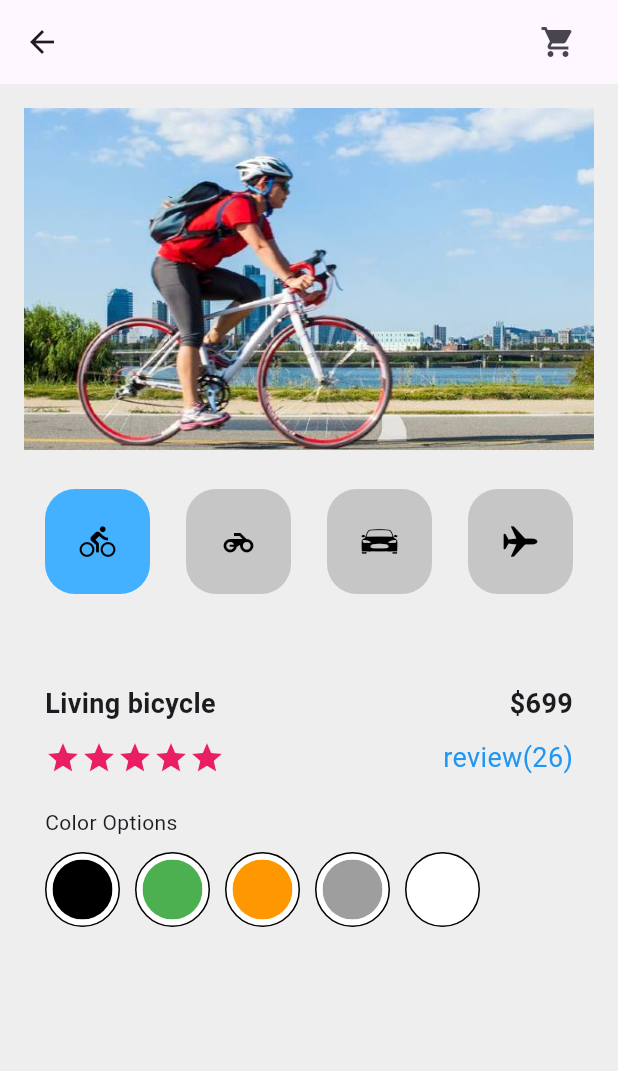
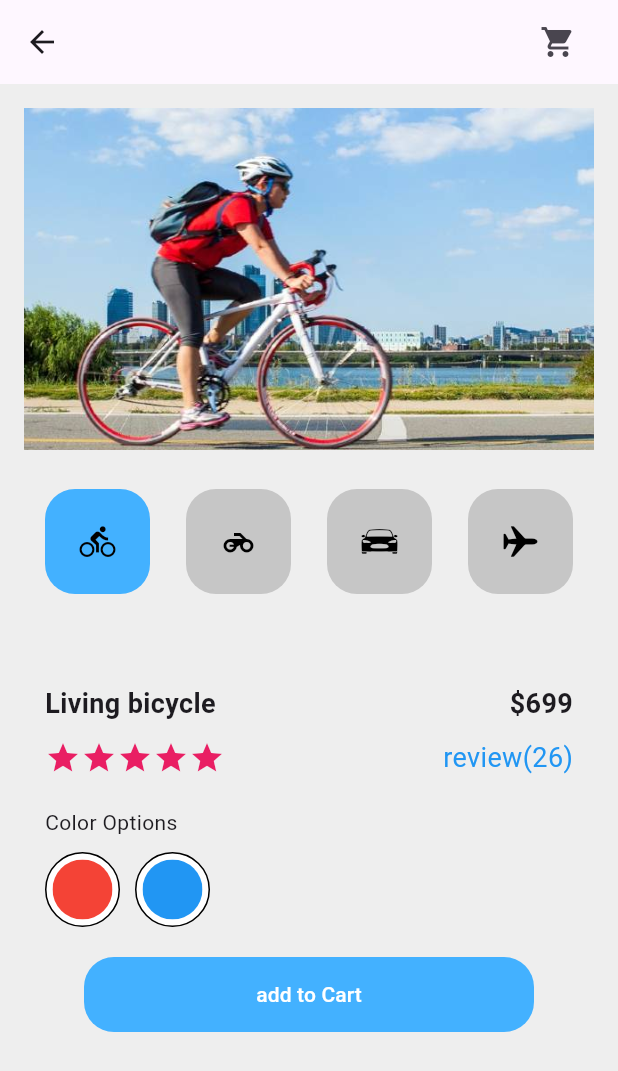
Before and after one commit to Choisj01/Flutter-PJ-CSJ, a Flutter app: the screen it shows after launch, on a phone screen of 412 x 824 dp. Shown: the top 1071 px of the screen. Run offline on Flutter 3.47's test engine with Material 3 defaults, Android fonts, the phone set to English and light mode, and no system bars; our stand-ins replace flutter_svg.

Commit message:
Update cart_detail.dart

```diff
--- a/03.플러터PJ/app_05_cart/lib/components/cart_detail.dart
+++ b/03.플러터PJ/app_05_cart/lib/components/cart_detail.dart
@@ -47,6 +47,30 @@ class _CartDetailState extends State<CartDetail> {
     "Honda motorcycle": [1700, 35, 7],
     "Tesla Model3": [7800, 98, 3],
     "Cessna 150": [12400, 75, 6],
+  };
+  // 상품색상 리스트
+  Map<String, List> goodsColor = {
+    "Living bicycle": [
+      Colors.red,
+      Colors.blue,
+    ],
+    "Honda motorcycle": [
+      Colors.black,
+      Colors.blue,
+      Colors.white,
+    ],
+    "Tesla Model3": [
+      Colors.black,
+      Colors.red,
+      Colors.blue,
+      Colors.white,
+    ],
+    "Cessna 150": [
+      Colors.blue,
+      Colors.green,
+      Colors.grey,
+      Colors.white,
+    ],
   };
 
   // 빌드 재정의!!!
@@ -216,50 +240,54 @@ class _CartDetailState extends State<CartDetail> {
 
   // 3.옵션위젯 만들기 메서드  : _buildOption()
   Widget _buildOption() {
+    // 선택색상정보 변수에  셋업하기!(해당 타이틀명의 GoodsColor 맵)
+    dynamic selectedColor = goodsColor[selectedTit[sequenceNum]];
+
     return Padding(
       padding: const EdgeInsets.only(bottom: 20.0),
-      child: Column(
-        crossAxisAlignment: CrossAxisAlignment.start,
-        children: [
+      child: Column(crossAxisAlignment: CrossAxisAlignment.start, children: [
         Text("Color Options"),
         SizedBox(height: 10),
         Row(
           children: [
             // 둥근모양의 색상 아이콘 메서드 호출
-            _buildDetailIcon(Colors.black),
-              _buildDetailIcon(Colors.green),
-              _buildDetailIcon(Colors.orange),
-              _buildDetailIcon(Colors.grey),
-              _buildDetailIcon(Colors.white),
+            // 선택된 색상옵션은 리스트형으로
+            // for문으로 그 개수만큼 돌아준다!
+            for (int i = 0; i < selectedColor.length; i++)
+              _buildDetailIcon(selectedColor[i]),
           ],
         )
       ]),
     );
   } ///////  _buildOption()메서드 /////
 
-  // 4.버튼 위젯 만들기 메서드 : _buildButton()
-  Widget _buildButton() {
-    return Padding(padding: const EdgeInsets.only(bottom: 10.0));
-  } ///////  _buildButton()메서드 /////
-
+  // 둥근 아이콘 만들기 함수
   Widget _buildDetailIcon(Color mColor) {
     return Padding(
       padding: const EdgeInsets.only(right: 10),
-      // 5. Stack의 첫 번째 Container 위젯위에 Positioned 위젯이 올라가는 형태
+      // 5. Stack의 첫 번째 Container
+      //위젯위에 Positioned 위젯이 올라가는 형태
+      // 스택위젯은 겹쳐지는 디자인을 할 때 사용함!
+      // 스택은 아래로부터 위로 겹쳐져서 쌓이는 형태를 이름!
+      // 내부에 겹쳐질 위젯은 Positioned() 위젯을 사용함
+      // 이 위젯은 웹에서 absolute 포지션과 유사함!(top,left 사용가능)
       child: Stack(
         children: [
           Container(
             width: 50,
             height: 50,
+            // 둥근디자인
             decoration: BoxDecoration(
               color: Colors.white,
               border: Border.all(),
               shape: BoxShape.circle,
             ),
           ),
+          // 겹쳐질 위젯 넣기
           Positioned(
             left: 5,
             top: 5,
+            // ClipOval() 위젯 - 둥근모양 위젯(잘라줌)
             child: ClipOval(
               child: Container(
                 color: mColor,
@@ -273,4 +301,53 @@ class _CartDetailState extends State<CartDetail> {
     );
   }
 
+  // 4.버튼 위젯 만들기 메서드 : _buildButton()
+  Widget _buildButton() {
+    return Align(
+      child: TextButton(
+        onPressed: () {
+          // 장바구니 담기 확인 메시지 창
+          // 쿠퍼티노 다이얼로그 사용
+          showCupertinoDialog(
+            // 앱현재 통합정보 context
+            context: context,
+            builder: (context) => CupertinoAlertDialog(
+              // 대화창 메시지
+              title: Text('장바구니에 담았습니다!'),
+              // 팝업창 버튼 터치시 동작액션 : 닫기
+              actions: [
+                // 쿠퍼티노 액션담당 클래스 생성자 함수
+                CupertinoDialogAction(
+                  onPressed: () {
+                    // pop()으로 context를 보내면
+                    // 현재 뜬 대화창이 닫힌다!
+                    Navigator.pop(context);
+                  },
+                  // 대화창 구성버튼
+                  child: Text(
+                    "확인",
+                    style: TextStyle(color: Colors.blue),
+                  ),
+                ),
+              ],
+            ),
+          );
+        },
+        style: TextButton.styleFrom(
+          // 배경색
+          backgroundColor: kAccentColor,
+          // 최소사이즈
+          minimumSize: Size(300, 50),
+          // 둥근모서리
+          shape: RoundedRectangleBorder(
+            borderRadius: BorderRadius.circular(20),
+          ),
+        ),
+        child: Text(
+          'add to Cart',
+          style: TextStyle(color: Colors.white),
+        ),
+      ),
+    );
+  } ///////  _buildButton()메서드 /////
 } //////////////// _CartDetailState클래스 ////////////////////
```
